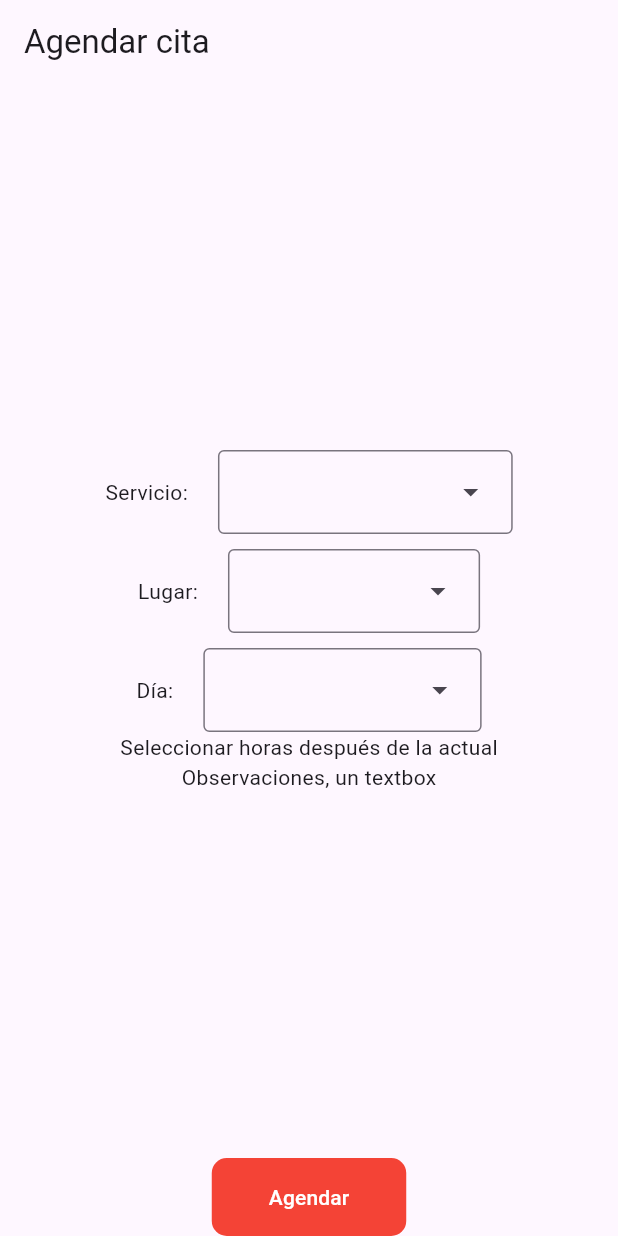
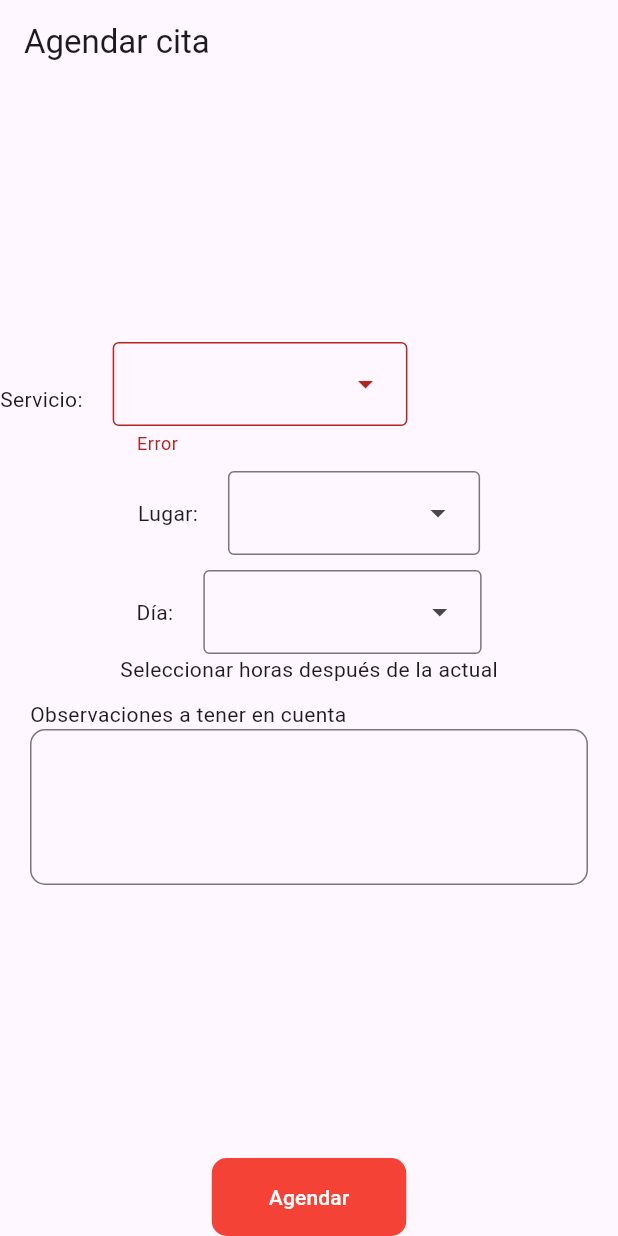
Before and after one commit to judagonsa/ekilibra_spa, a Flutter app: the QuotePage screen opened by its route, on a phone screen of 412 x 824 dp. Run offline on Flutter 3.47's test engine with Material 3 defaults, Android fonts, the phone set to English and light mode, and no system bars; our stand-ins replace flutter_bloc, freezed_annotation, go_router, image_picker, shared_preferences; accounts and stored records are empty.

Commit message:
Create textfield for observations in quote page

```diff
--- a/lib/app/config/helpers/datetime_helper.dart
+++ b/lib/app/config/helpers/datetime_helper.dart
@@ -24,7 +24,15 @@ class DatetimeHelper {
     };
     final dayOfWeek = DateFormat('EEEE').format(date);
     final numberOfWeek = DateFormat('d').format(date);
+    // getHoursOfDay();
     return '${dayWeekArray[dayOfWeek]}, $numberOfWeek';
+  }
+
+  String getHoursOfDay() {
+    final now = DateTime.now();
+    final now2 = DateFormat("h:mma").format(now);
+    DateFormat.jm().format(now);
+    return '';
   }
 
 //función para retornar las horas a partir de la actual, hasta las 6 pm cada hora o cada 30
--- a/lib/app/pages/quote/pages/quote_page.dart
+++ b/lib/app/pages/quote/pages/quote_page.dart
@@ -17,24 +17,26 @@ class QuotePage extends StatelessWidget {
       ),
       body: SafeArea(
         child: Expanded(
+          child: Form(
             child: Column(
-            mainAxisAlignment: MainAxisAlignment.spaceEvenly,
               children: [
                 const Spacer(),
                 Row(
-                mainAxisAlignment: MainAxisAlignment.center,
                   children: [
                     const Text('Servicio:'),
                     const SizedBox(width: 20),
-                  DropdownMenu(
+                    Expanded(
+                      child: DropdownMenu(
+                        errorText: 'Error',
                         onSelected: (value) {
                           if (value != null) service = value;
                         },
-                    dropdownMenuEntries:
-                        services.map<DropdownMenuEntry<String>>((String value) {
+                        dropdownMenuEntries: services
+                            .map<DropdownMenuEntry<String>>((String value) {
                           return DropdownMenuEntry<String>(
                               value: value, label: value);
                         }).toList(),
+                      ),
                     ),
                   ],
                 ),
@@ -77,7 +79,23 @@ class QuotePage extends StatelessWidget {
                   ],
                 ),
                 const Text('Seleccionar horas después de la actual'),
-              const Text('Observaciones, un textbox'),
+                Padding(
+                  padding:
+                      const EdgeInsets.symmetric(horizontal: 20, vertical: 10),
+                  child: Column(
+                    crossAxisAlignment: CrossAxisAlignment.start,
+                    children: [
+                      const Text('Observaciones a tener en cuenta'),
+                      TextField(
+                        maxLines: 3,
+                        keyboardType: TextInputType.multiline,
+                        decoration: InputDecoration(
+                            border: OutlineInputBorder(
+                                borderRadius: BorderRadius.circular(10))),
+                      ),
+                    ],
+                  ),
+                ),
                 const Spacer(),
                 TextButton(
                   onPressed: () => _createQuote(),
@@ -91,6 +109,7 @@ class QuotePage extends StatelessWidget {
             ),
           ),
         ),
+      ),
     );
   }
 
```
Lines whose indentation alone changed are shown as unchanged.
